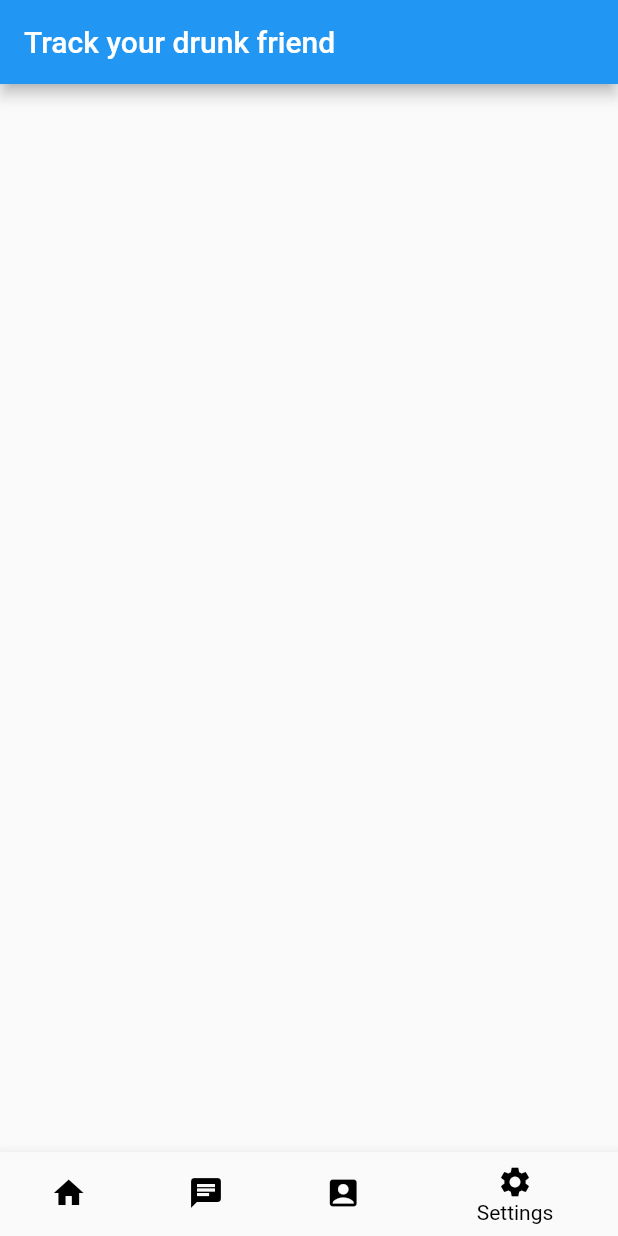
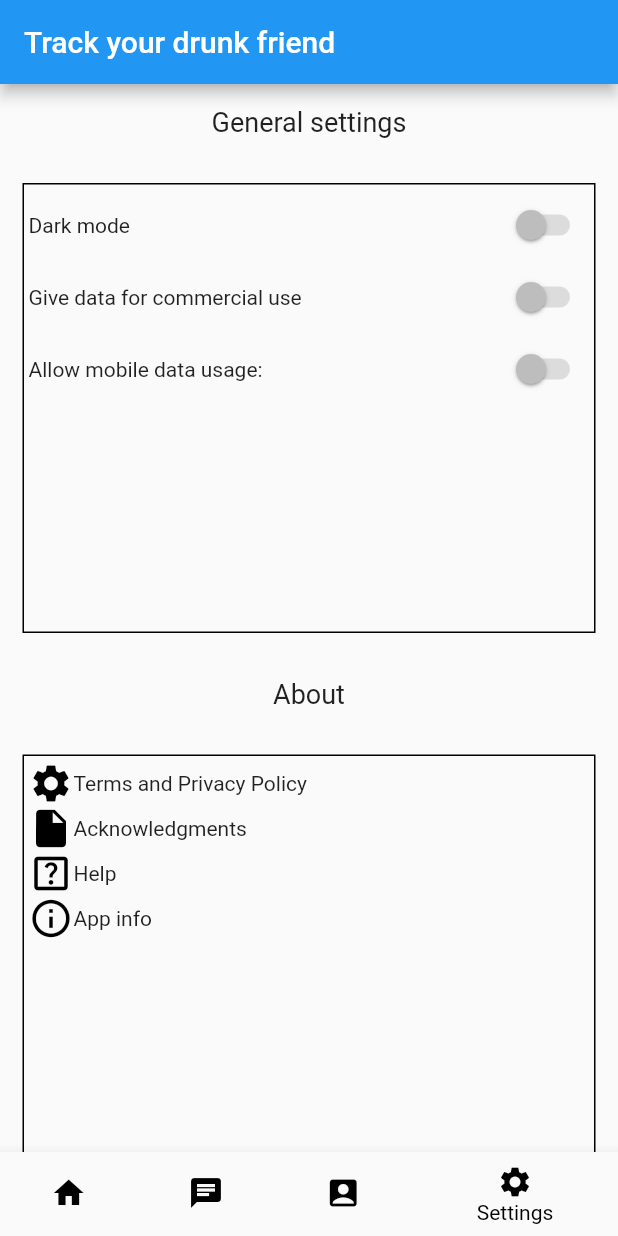
Before and after one commit to oskarisuonpaa/TrackYourDrunkFriend, a Flutter app: the screen it shows after launch, item 4 of the bottom bar chosen, on a phone screen of 412 x 824 dp. Run offline on Flutter 3.47's test engine with Material 2 defaults, Android fonts, the phone set to English and light mode, and no system bars.

Commit message:
Added settings page

```diff
--- a/lib/settingsPage.dart
+++ b/lib/settingsPage.dart
@@ -3,6 +3,103 @@ import 'package:flutter/material.dart';
 class Settings extends StatelessWidget {
   @override
   Widget build(BuildContext context) {
-    return Container();
+    return SingleChildScrollView(
+      child: Column(
+      children: <Widget>[
+        Container(
+          margin: const EdgeInsets.all(15.0),
+          child: Text(
+            "General settings",
+            style: TextStyle(fontSize: 18)
+        )),
+        Container(
+          constraints: BoxConstraints(maxWidth: 500, minHeight: 300),
+          margin: const EdgeInsets.all(15.0),
+          padding: const EdgeInsets.all(3.0),
+          decoration: BoxDecoration(border: Border.all(color: Colors.black)),
+          child: Column(
+            children: <Widget>[
+              Row(
+                mainAxisAlignment: MainAxisAlignment.spaceBetween,
+                children: [
+                  Text("Dark mode"),
+                  Switch(
+                    value: false,
+                  ),
+              ]),
+              Row(
+                mainAxisAlignment: MainAxisAlignment.spaceBetween,
+                children: [
+                  Text("Give data for commercial use "),
+                  Switch(
+                    value: false,
+                  ),
+                ]),
+              Row(
+                mainAxisAlignment: MainAxisAlignment.spaceBetween,
+                children: [
+                  Text("Allow mobile data usage: "),
+                  Switch(
+                    value: false,
+                  ),
+                ]),
+            ],
+          ),
+          ),
+        Container(
+            margin: const EdgeInsets.all(15.0),
+            child: Text(
+                "About",
+                style: TextStyle(fontSize: 18)
+            )),
+        Container(
+          constraints: BoxConstraints(maxWidth: 500, minHeight: 300),
+          margin: const EdgeInsets.all(15.0),
+          padding: const EdgeInsets.all(3.0),
+          decoration: BoxDecoration(border: Border.all(color: Colors.black)),
+          child: Column(
+            children: <Widget>[
+              Row(
+                  children: [
+                    Icon(
+                      Icons.settings,
+                      color: Colors.black,
+                      size: 30.0,
+                    ),
+                    Text("Terms and Privacy Policy"),
+                  ]),
+              Row(
+                  children: [
+                    Icon(
+                      Icons.insert_drive_file,
+                      color: Colors.black,
+                      size: 30.0,
+                    ),
+                    Text("Acknowledgments"),
+                  ]),
+              Row(
+                  children: [
+                    Icon(
+                      Icons.help_center_outlined,
+                      color: Colors.black,
+                      size: 30.0,
+                    ),
+                    Text("Help"),
+                  ]),
+              Row(
+                  children: [
+                    Icon(
+                      Icons.info_outline,
+                      color: Colors.black,
+                      size: 30.0,
+                    ),
+                    Text("App info"),
+                  ]),
+            ],
+          ),
+        ),
+      ]
+    )
+    );
   }
 }
```
